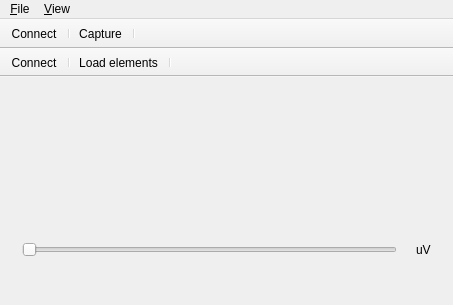
Above: src/app/elapseclient.ui from sijk/elapse before the change. Below: the same form after it.
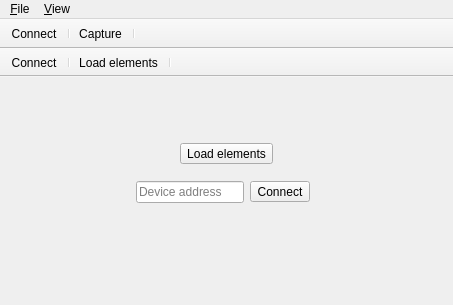
That is the form after the change. The open tabs and pages were chosen to show the change. Icons and pictures are not drawn. Custom widgets are drawn as their Qt base class.

Commit message:
Make EegDecoder Displayable with a StripChart
This replaces the StripChart in the MainWindow. I also tweaked the layout of the
main window so that the QDockWidgets work better.

What changed in the file:
```diff
--- a/src/app/elapseclient.ui
+++ b/src/app/elapseclient.ui
@@ -14,11 +14,10 @@
    <string>Elapse</string>
   </property>
   <widget class="QWidget" name="centralWidget">
-   <layout class="QVBoxLayout" name="verticalLayout" stretch="0">
+   <layout class="QVBoxLayout" name="verticalLayout_2">
     <item>
-     <widget class="QStackedWidget" name="stackedWidget">
-      <widget class="QWidget" name="pageDisconnected">
-       <layout class="QVBoxLayout" name="disconnectedLayout" stretch="8,0,0,10">
+     <widget class="QWidget" name="pageDisconnected" native="true">
+      <layout class="QVBoxLayout" name="verticalLayout">
         <item>
          <spacer name="verticalSpacer">
           <property name="orientation">
@@ -27,7 +26,7 @@
           <property name="sizeHint" stdset="0">
            <size>
             <width>20</width>
-            <height>40</height>
+           <height>31</height>
            </size>
           </property>
          </spacer>
@@ -108,54 +107,13 @@
           <property name="sizeHint" stdset="0">
            <size>
             <width>20</width>
-            <height>40</height>
+           <height>31</height>
            </size>
           </property>
          </spacer>
         </item>
        </layout>
       </widget>
-      <widget class="QWidget" name="pageConnected">
-       <layout class="QVBoxLayout" name="verticalLayout_2" stretch="1,0,0">
-        <item>
-         <widget class="StripChart" name="eegPlot" native="true"/>
-        </item>
-        <item>
-         <layout class="QHBoxLayout" name="horizontalLayout" stretch="0,0,0">
-          <item>
-           <widget class="QSlider" name="spacingSlider">
-            <property name="minimum">
-             <number>1</number>
-            </property>
-            <property name="maximum">
-             <number>100000</number>
-            </property>
-            <property name="singleStep">
-             <number>100</number>
-            </property>
-            <property name="pageStep">
-             <number>1000</number>
-            </property>
-            <property name="orientation">
-             <enum>Qt::Horizontal</enum>
-            </property>
-           </widget>
-          </item>
-          <item>
-           <widget class="QLabel" name="spacingValue">
-            <property name="text">
-             <string/>
-            </property>
-           </widget>
-          </item>
-          <item>
-           <widget class="QLabel" name="label">
-            <property name="text">
-             <string>uV</string>
-            </property>
-           </widget>
-          </item>
-         </layout>
         </item>
         <item>
          <widget class="Spinner" name="spinnerStarting">
@@ -172,10 +130,6 @@
         </item>
        </layout>
       </widget>
-     </widget>
-    </item>
-   </layout>
-  </widget>
   <widget class="QMenuBar" name="menuBar">
    <property name="geometry">
     <rect>
@@ -319,12 +273,6 @@
  </widget>
  <layoutdefault spacing="6" margin="11"/>
  <customwidgets>
-  <customwidget>
-   <class>StripChart</class>
-   <extends>QWidget</extends>
-   <header>stripchart.h</header>
-   <container>1</container>
-  </customwidget>
   <customwidget>
    <class>Spinner</class>
    <extends>QLabel</extends>
```
Left out of the diff: 16 changed lines with no effect on the pictures. Lines whose indentation alone changed are shown as unchanged. The commit also changes 6 other files.
